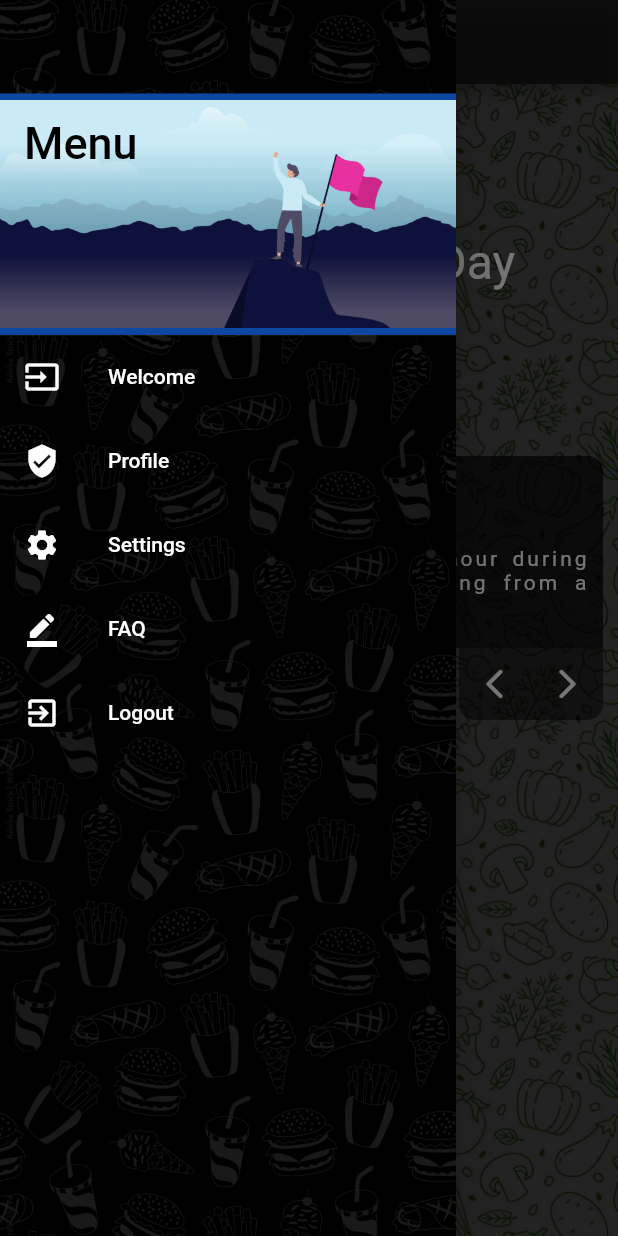
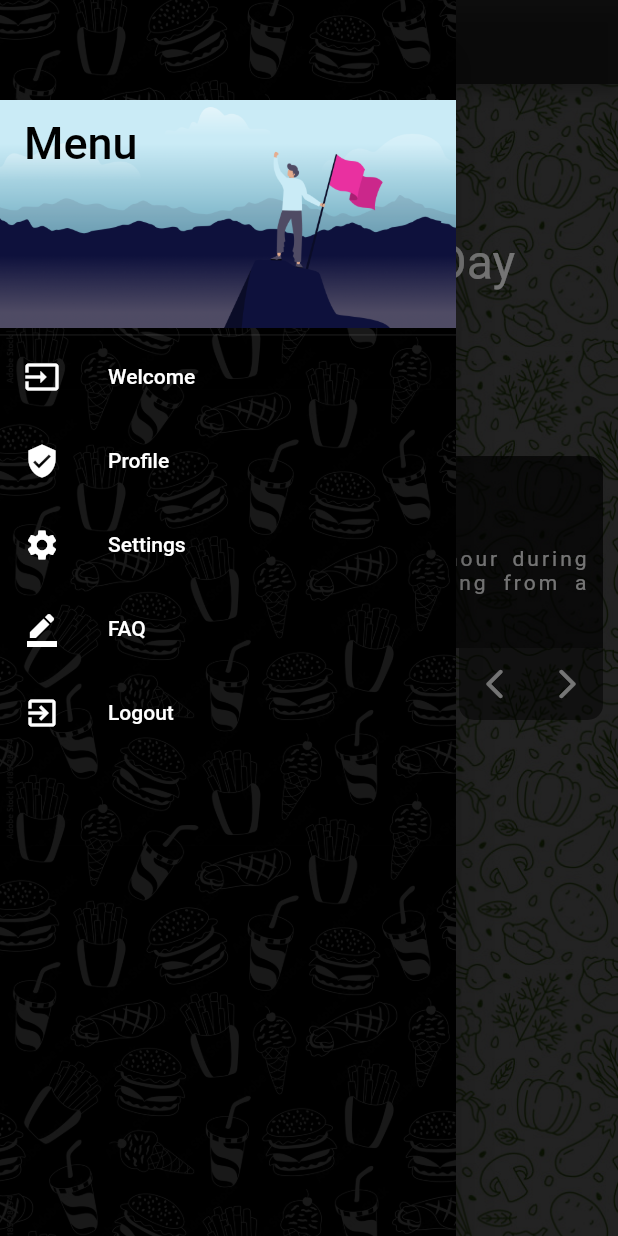
Before and after one commit to Dietary-Project-Sem-05/dietary, a Flutter app: the HomePage screen opened directly, with the side drawer open, on a phone screen of 412 x 824 dp. Run offline on Flutter 3.47's test engine with Material 2 defaults, Android fonts, the phone set to English and light mode, and no system bars; our stand-ins replace bottom_navy_bar, fluttertoast, google_fonts, shared_preferences, sqflite; accounts and stored records are empty.

Commit message:
Refined UIs: Moderate

```diff
--- a/lib/screens/home_page.dart
+++ b/lib/screens/home_page.dart
@@ -17,13 +17,15 @@ class NavDrawer extends StatelessWidget {
           child: ListView(
             padding: EdgeInsets.zero,
             children: <Widget>[
-              DrawerHeader(
+              const DrawerHeader(
                 margin: EdgeInsets.only(top: 62.3),
                 decoration: BoxDecoration(
-                    color: Colors.blue[900],
-                    image: const DecorationImage(
-                        image: AssetImage('lib/assets/images/goal.png'))),
-                child: const Text(
+                    color: Colors.transparent,
+                    image: DecorationImage(
+                        image: AssetImage('lib/assets/images/goal.png')
+                    ),
+                ),
+                child: Text(
                   'Menu',
                   style: TextStyle(
                     color: Colors.black,
```
